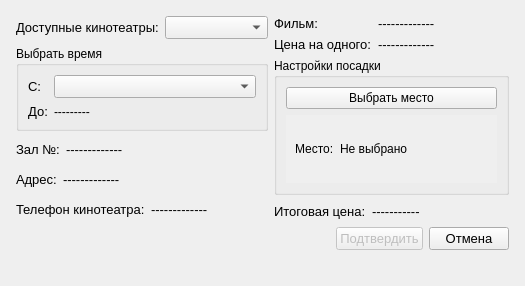
Qt form ui_files/buy_tck.ui (gg-master/Cinema_prj) before a commit.
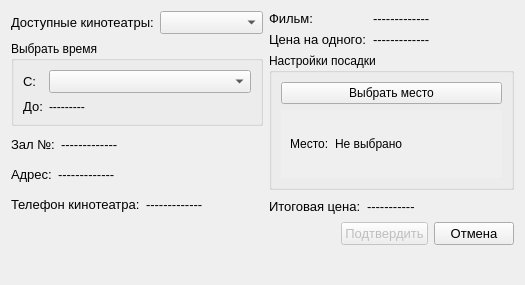
The same form after that commit.

Commit message: Тестовая реализация системы закрытия приложения

Patch:
```diff
--- a/ui_files/buy_tck.ui
+++ b/ui_files/buy_tck.ui
@@ -1,7 +1,7 @@
 <?xml version="1.0" encoding="UTF-8"?>
 <ui version="4.0">
- <class>Form</class>
- <widget class="QWidget" name="Form">
+ <class>Dialog</class>
+ <widget class="QDialog" name="Dialog">
   <property name="geometry">
    <rect>
     <x>0</x>
@@ -22,30 +22,10 @@
     <height>0</height>
    </size>
   </property>
-  <property name="maximumSize">
-   <size>
-    <width>16777215</width>
-    <height>16777215</height>
-   </size>
-  </property>
   <property name="windowTitle">
    <string>Покупка билета</string>
   </property>
-  <layout class="QVBoxLayout" name="verticalLayout_5">
-   <item>
     <layout class="QVBoxLayout" name="verticalLayout_4">
-     <property name="leftMargin">
-      <number>5</number>
-     </property>
-     <property name="topMargin">
-      <number>5</number>
-     </property>
-     <property name="rightMargin">
-      <number>5</number>
-     </property>
-     <property name="bottomMargin">
-      <number>5</number>
-     </property>
      <item>
       <layout class="QHBoxLayout" name="horizontalLayout_6">
        <item>
@@ -384,6 +364,9 @@
                 <property name="text">
                  <string>Выбрать место</string>
                 </property>
+              <property name="autoDefault">
+               <bool>false</bool>
+              </property>
                </widget>
               </item>
              </layout>
@@ -410,7 +393,7 @@
                 <rect>
                  <x>0</x>
                  <y>0</y>
-                 <width>209</width>
+               <width>219</width>
                  <height>60</height>
                 </rect>
                </property>
@@ -539,8 +522,6 @@
           <string>Отмена</string>
          </property>
         </widget>
-       </item>
-      </layout>
      </item>
     </layout>
    </item>
```
Lines whose indentation alone changed are shown as unchanged. The commit also changes 1 other file.
